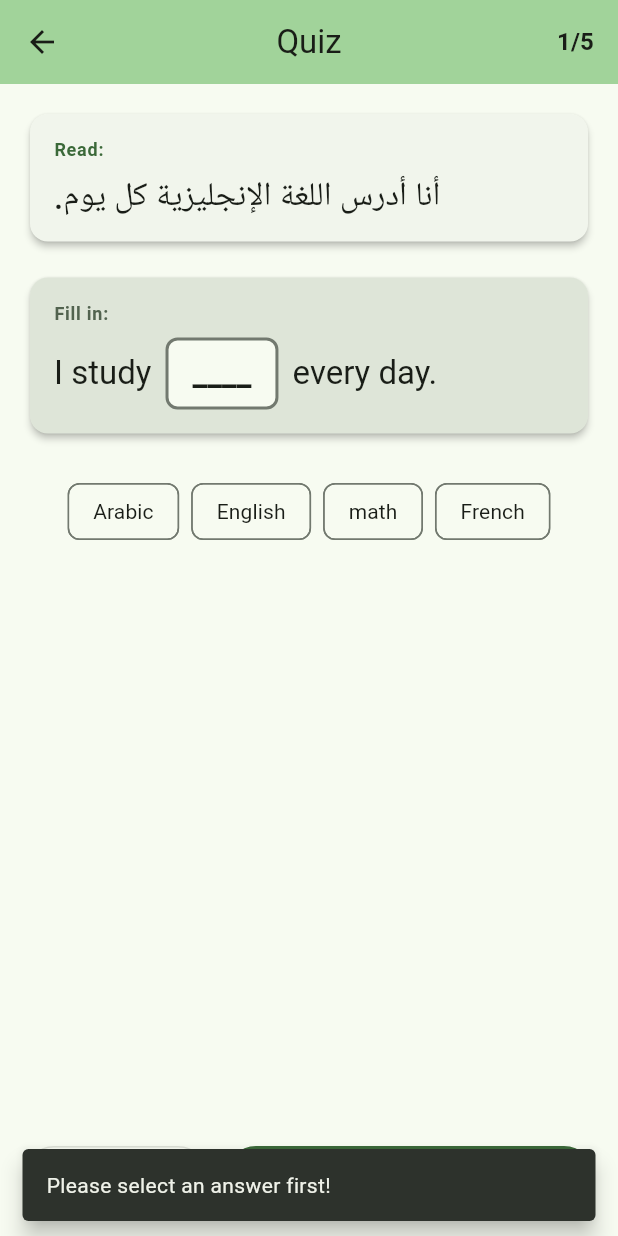
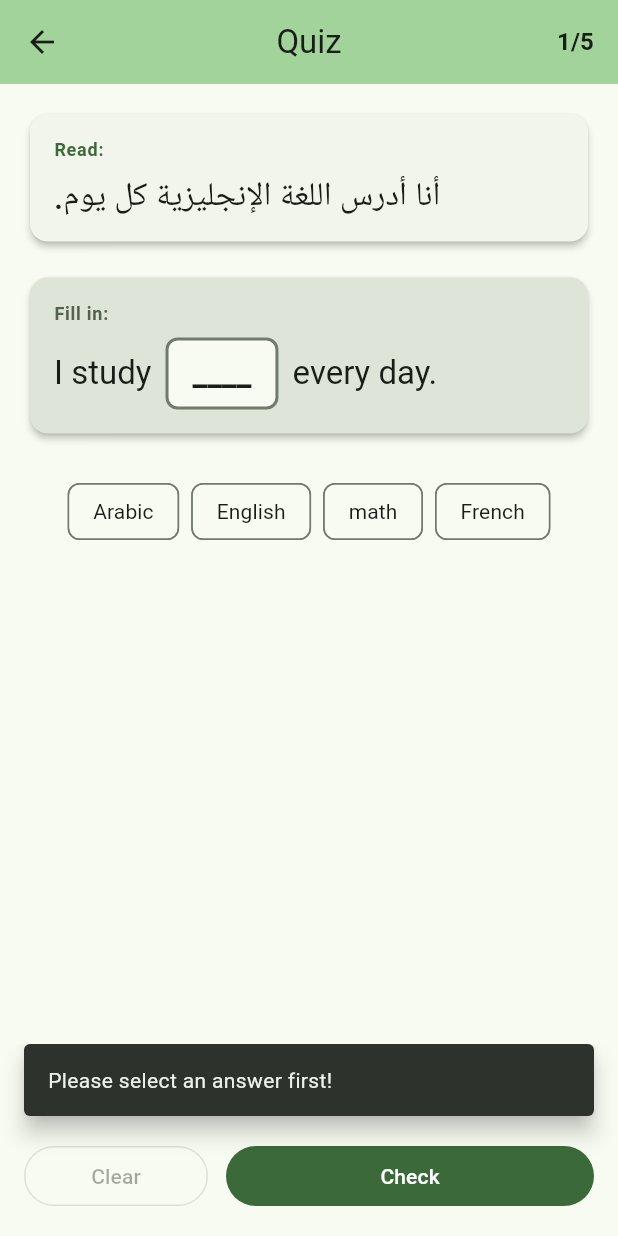
Before and after one commit to AuricX/my_app, a Flutter app: the QuizPage screen opened directly, after a tap on "Check", on a phone screen of 412 x 824 dp. Run offline on Flutter 3.47's test engine with Material 3 defaults, Android fonts, the phone set to English and light mode, and no system bars; accounts and stored records are empty.

Commit message:
Update SnackBar margin for improved layout in registration, sign-in, and quiz pages

```diff
--- a/lib/pages/registration_page.dart
+++ b/lib/pages/registration_page.dart
@@ -77,7 +77,7 @@ class _RegistrationPageState extends State<RegistrationPage> {
         ),
         backgroundColor: isError ? Colors.red : Colors.green,
         behavior: SnackBarBehavior.floating,
-        margin: const EdgeInsets.only(left: 16, right: 16),
+        margin: const EdgeInsets.only(bottom:16, left: 16, right: 16),
         duration: const Duration(milliseconds: 1400),
       ),
     );
--- a/lib/pages/sign_in_page.dart
+++ b/lib/pages/sign_in_page.dart
@@ -71,7 +71,7 @@ class _SignInPageState extends State<SignInPage> {
         ),
         backgroundColor: isError ? Colors.red : Colors.green,
         behavior: SnackBarBehavior.floating,
-        margin: const EdgeInsets.only(left: 16, right: 16),
+        margin: const EdgeInsets.only(bottom:16, left: 16, right: 16),
         duration: const Duration(milliseconds: 1400),
       ),
     );
--- a/lib/quiz_page.dart
+++ b/lib/quiz_page.dart
@@ -53,7 +53,6 @@ class _QuizPageState extends State<QuizPage> with TickerProviderStateMixin {
   bool hasChecked = false;
   bool isCorrect = false;
 
-  // Animation controllers
   late AnimationController _slideController;
   late AnimationController _feedbackController;
   late Animation<Offset> _slideAnimation;
@@ -146,7 +145,6 @@ class _QuizPageState extends State<QuizPage> with TickerProviderStateMixin {
     final targetGap = quizzes[currentIndex]['target_gap'] as String;
     final textDirection = _getTextDirection(targetGap);
 
-    // Replace ____ with the selected answer or a styled gap box
     final parts = targetGap.split('____');
 
     return Card(
@@ -309,6 +307,7 @@ class _QuizPageState extends State<QuizPage> with TickerProviderStateMixin {
         SnackBar(
           duration: const Duration(milliseconds: 1400),
           behavior: SnackBarBehavior.floating,
+          margin: EdgeInsets.only(bottom: 80, left: 16, right: 16),
           content: GestureDetector(
             behavior: HitTestBehavior.opaque,
             onTap: () => ScaffoldMessenger.of(context).hideCurrentSnackBar(),
```
